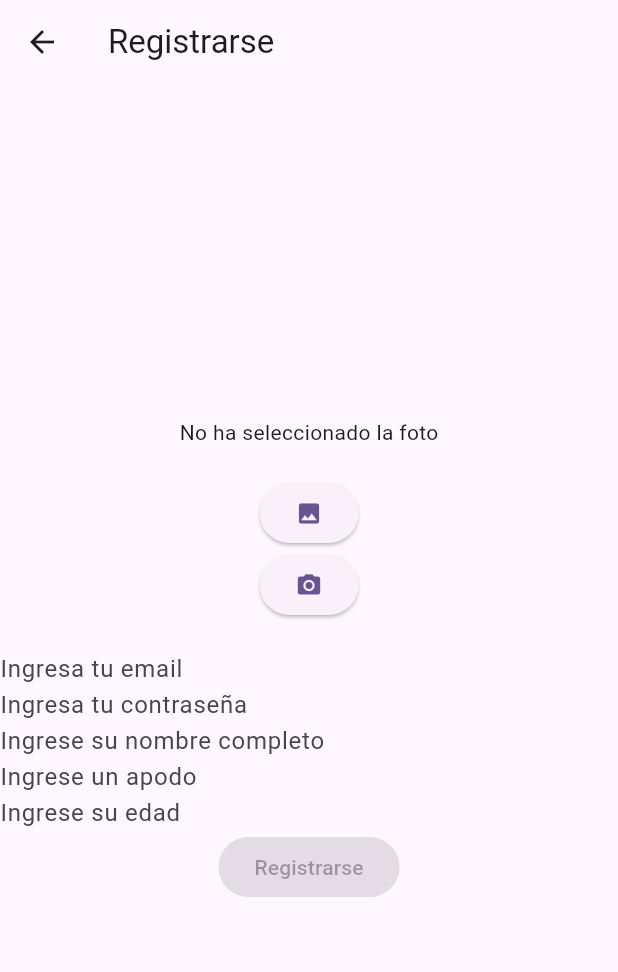
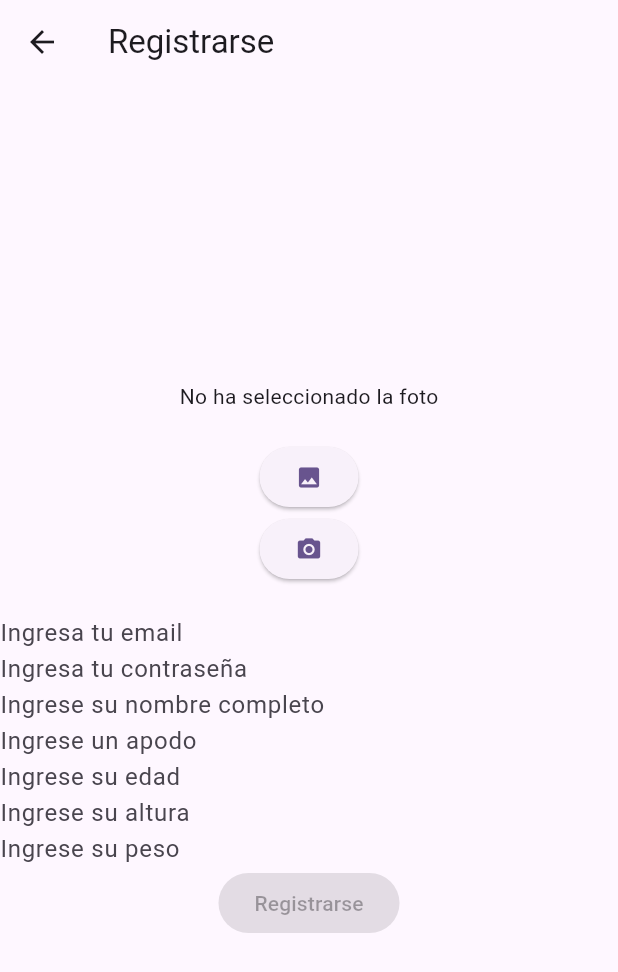
Before and after one commit to diegobermudez03/racer-app, a Flutter app: the RegisterPage screen opened directly, on a phone screen of 412 x 824 dp. Shown: the top 972 px of the screen. Run offline on Flutter 3.47's test engine with Material 3 defaults, Android fonts, the phone set to English and light mode, and no system bars; our stand-ins replace dartz, firebase_auth, firebase_core, firebase_database, firebase_storage, flutter_bloc and 3 more; accounts and stored records are empty.

Commit message:
Weight and height added to users

```diff
--- a/lib/core/app_strings.dart
+++ b/lib/core/app_strings.dart
@@ -16,4 +16,10 @@ class AppStrings{
   static const feed = "Feed";
   static const search = "Buscar";
   static const chats = "Chats";
+  static const users = "Usuarios";
+  static const events = "Eventos";
+  static const searchForSomeone  ="Busque a alguien";
+  static const searchForEvent = "Busque un evento";
+  static const heightHint = "Ingrese su altura";
+  static const weightHint = "Ingrese su peso";
 }
--- a/lib/presentation/auth/controller/auth_blocs.dart
+++ b/lib/presentation/auth/controller/auth_blocs.dart
@@ -33,11 +33,11 @@ class RegisterBloc extends Cubit<RegisterState>{
     this.repo
   ):super(RegisterInitialState());
 
-  void register(String email, String password, String userName, String fullName, int age, File profilePic)async{
+  void register(String email, String password, String userName, String fullName, int age, double height, double weight, File profilePic)async{
     await Future.delayed(Duration.zero);
     emit(RegisterLoadingState());
     final image = await profilePic.readAsBytes();
-    final response = await repo.register(email, password, userName, fullName, age, image);
+    final response = await repo.register(email, password, userName, fullName, age, height, weight, image);
 
     if(response.value1 != null){
       emit(RegisterFailureState(response.value1!));
--- a/lib/presentation/auth/pages/register_page.dart
+++ b/lib/presentation/auth/pages/register_page.dart
@@ -21,6 +21,8 @@ class _RegisterPageState extends State<RegisterPage> {
   final fullNameController = TextEditingController();
   final ageController = TextEditingController();
   final userNameController = TextEditingController();
+  final heightController = TextEditingController();
+  final weightController = TextEditingController();
 
   @override
   Widget build(BuildContext context) {
@@ -90,6 +92,16 @@ class _RegisterPageState extends State<RegisterPage> {
           onChanged: (_) => _checkFields(),
           controller: ageController,
         ),
+        TextField(
+          decoration: InputDecoration.collapsed(hintText: AppStrings.heightHint),
+          onChanged: (_) => _checkFields(),
+          controller: heightController,
+        ),
+        TextField(
+          decoration: InputDecoration.collapsed(hintText: AppStrings.weightHint),
+          onChanged: (_) => _checkFields(),
+          controller: weightController,
+        ),
         ElevatedButton(onPressed: readyToRegister? () => _registerCallback(provider): null, child: Text(AppStrings.register))
       ],
     );
@@ -97,7 +109,10 @@ class _RegisterPageState extends State<RegisterPage> {
 
   void _registerCallback(RegisterBloc provider) {
     provider.register(emailController.text, passwordController.text, userNameController.text, fullNameController.text,
-        int.parse(ageController.text), _image!);
+        int.parse(ageController.text),
+        double.parse(heightController.text),
+        double.parse(weightController.text),
+        _image!);
   }
 
   void _checkFields() {
@@ -106,6 +121,8 @@ class _RegisterPageState extends State<RegisterPage> {
         userNameController.text.isEmpty ||
         fullNameController.text.isEmpty ||
         ageController.text.isEmpty ||
+        heightController.text.isEmpty ||
+        weightController.text.isEmpty ||
         _image == null) {
       if (readyToRegister) {
         setState(() {
@@ -126,6 +143,7 @@ class _RegisterPageState extends State<RegisterPage> {
         _image = image;
       });
     }
+    _checkFields();
   }
 
   void _cameraHandler(BuildContext context) async {
@@ -135,5 +153,6 @@ class _RegisterPageState extends State<RegisterPage> {
         _image = image;
       });
     }
+    _checkFields();
   }
 }
--- a/lib/repository/auth_repo.dart
+++ b/lib/repository/auth_repo.dart
@@ -8,7 +8,7 @@ import 'package:firebase_storage/firebase_storage.dart';
 
 abstract class AuthRepo{
   Future<Tuple2<String?, bool?>> login(String email, String password);
-  Future<Tuple2<String?, bool?>> register(String email, String password, String userName, String fullName, int age, Uint8List profilePic);
+  Future<Tuple2<String?, bool?>> register(String email, String password, String userName, String fullName, int age, double height, double weight, Uint8List profilePic) ;
 }
 
 
@@ -35,7 +35,7 @@ class AuthRepoFirebase implements AuthRepo{
   }
 
   @override
-  Future<Tuple2<String?, bool?>> register(String email, String password, String userName, String fullName, int age, Uint8List profilePic) async {
+  Future<Tuple2<String?, bool?>> register(String email, String password, String userName, String fullName, int age, double height, double weight, Uint8List profilePic) async {
     try {
       final UserCredential res = await firebase.createUserWithEmailAndPassword(
         email: email,
@@ -48,6 +48,8 @@ class AuthRepoFirebase implements AuthRepo{
         'username': userName,
         'fullname': fullName,
         'age': age,
+        'weight' : weight,
+        'height' : height
       });
 
       final Reference profilePicRef = storage.ref().child('users/$userId/profile');
```
Also changed, not shown: lib/entities/user.dart (added, +10 -0 lines), lib/presentation/search/pages/search_page.dart (+64 -3 lines).
